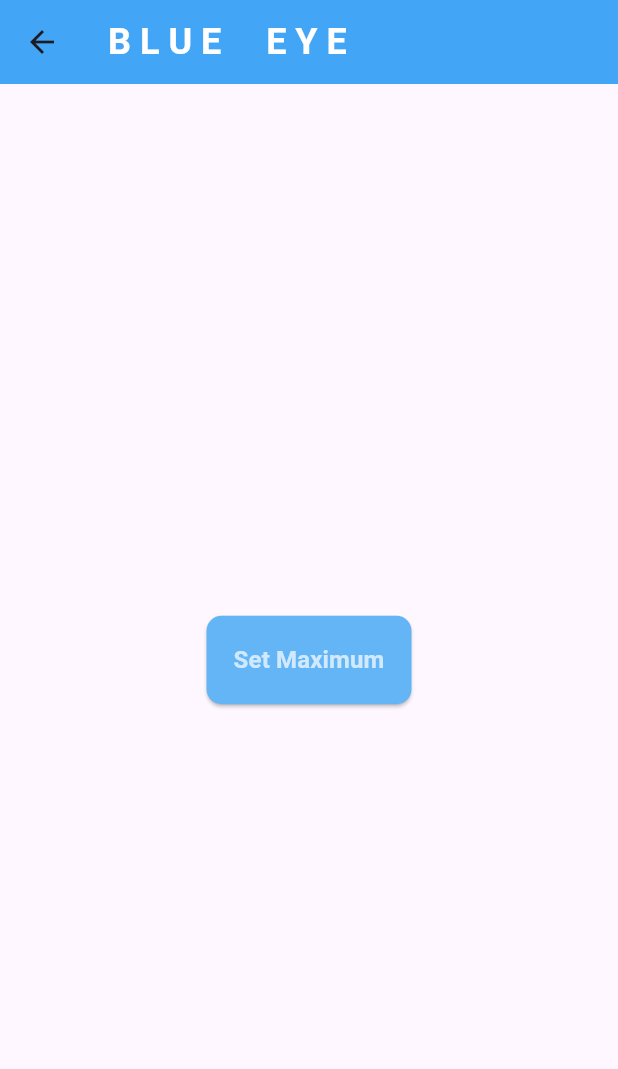
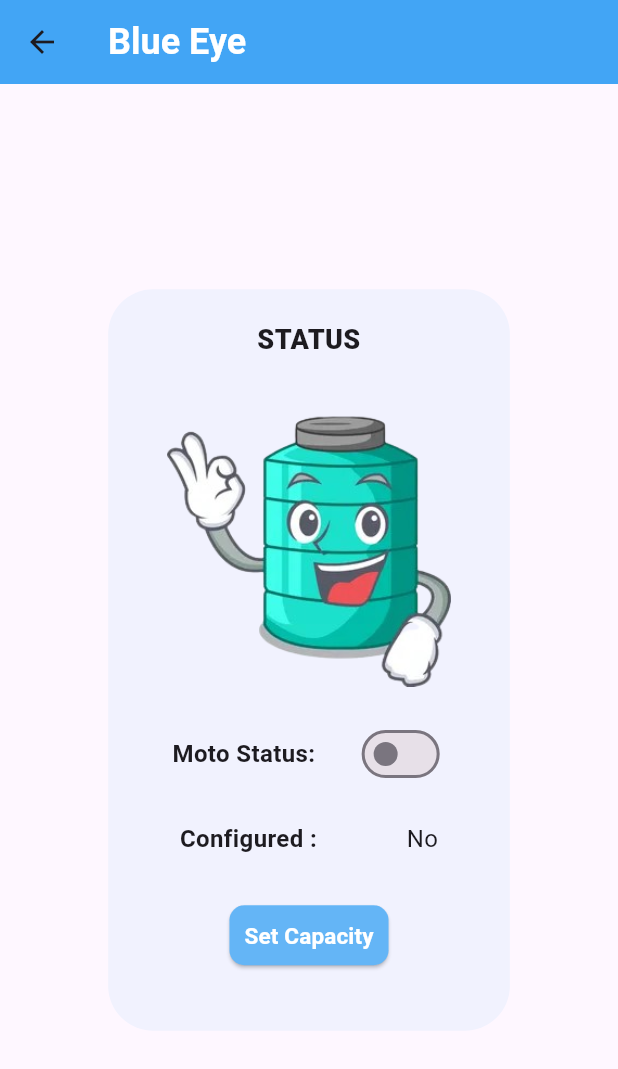
Before and after one commit to Mahendran-Murugan/Blue-Eye-Flutter, a Flutter app: the screen it shows after launch, after a tap on "Get Started", on a phone screen of 412 x 824 dp. Shown: the top 1069 px of the screen. Run offline on Flutter 3.47's test engine with Material 3 defaults, Android fonts, the light colour scheme and no system bars; our stand-ins replace firebase_core, firebase_database, percent_indicator; accounts and stored records are empty.

Commit message:
feat: add pre final commit

```diff
--- a/lib/main.dart
+++ b/lib/main.dart
@@ -1,6 +1,7 @@
 import 'package:firebase_core/firebase_core.dart';
 import 'package:flutter/material.dart';
 import 'package:water_level_management_system/routes/constant.dart';
+import 'package:water_level_management_system/views/info_screen.dart';
 import 'package:water_level_management_system/views/progress.dart';
 import 'package:water_level_management_system/views/splash_screen.dart';
 
@@ -25,6 +26,7 @@ class MyApp extends StatelessWidget {
       routes: {
         splashRoute: (context) => const SplashScreen(),
         progressRoute: (context) => const Progress(),
+        infoRoute: (context) => const InfoPage(),
       },
     );
   }
--- a/lib/routes/constant.dart
+++ b/lib/routes/constant.dart
@@ -1,2 +1,3 @@
 const splashRoute = '/splash/';
 const progressRoute = '/progress/';
+const infoRoute = '/info/';
--- /dev/null
+++ b/lib/views/info_screen.dart
@@ -0,0 +1,223 @@
+import 'dart:developer';
+
+import 'package:firebase_core/firebase_core.dart';
+import 'package:firebase_database/firebase_database.dart';
+import 'package:flutter/material.dart';
+import 'package:water_level_management_system/routes/constant.dart';
+
+class InfoPage extends StatefulWidget {
+  const InfoPage({super.key});
+
+  @override
+  State<InfoPage> createState() => _InfoPageState();
+}
+
+class _InfoPageState extends State<InfoPage> {
+  final Future<FirebaseApp> _fbaseApp = Firebase.initializeApp();
+  final DatabaseReference _dbRef =
+      FirebaseDatabase.instance.ref().child('Sensor');
+
+  int current = 0;
+  int capacity = 0;
+  double calculatedValue = 0;
+  double percentage = 0;
+  bool motorStatus = false;
+  bool isConfigured = false;
+
+  double calculateValue() {
+    return (100 - ((current / capacity) * 100)) / 100;
+  }
+
+  void setOnce() {
+    setState(() {
+      capacity = current;
+      _dbRef.child('max_val').set(capacity);
+    });
+    Navigator.of(context).pushNamed(progressRoute);
+  }
+
+  @override
+  Widget build(BuildContext context) {
+    _dbRef.child("ultra_data").onValue.listen(
+      (event) {
+        setState(() {
+          current = event.snapshot.value as int;
+          calculatedValue = calculateValue();
+          percentage = (calculatedValue * 100);
+        });
+        log("Current is : $current\nCalculated Value is: $calculatedValue\nPercentage is: $percentage\nCapacity is: $capacity");
+      },
+    );
+    _dbRef.child("motor_status").onValue.listen(
+      (event) {
+        setState(() {
+          motorStatus = event.snapshot.value as bool;
+        });
+      },
+    );
+    _dbRef.child("configured").onValue.listen(
+      (event) {
+        setState(() {
+          isConfigured = event.snapshot.value as bool;
+        });
+      },
+    );
+
+    Size size = MediaQuery.of(context).size;
+
+    return Scaffold(
+      appBar: AppBar(
+        backgroundColor: Colors.blue[400],
+        title: const Text(
+          "Blue Eye",
+          style: TextStyle(
+            color: Colors.white,
+            fontWeight: FontWeight.bold,
+            fontSize: 24,
+          ),
+        ),
+      ),
+      body: Container(
+        alignment: Alignment.center,
+        child: FutureBuilder(
+          future: _fbaseApp,
+          builder: (context, snapshot) {
+            if (snapshot.hasError) {
+              return const Text(
+                "Connection Error..!",
+                style: TextStyle(),
+              );
+            } else if (snapshot.hasData) {
+              return Container(
+                height: size.height * 0.6,
+                width: size.width * 0.65,
+                padding: const EdgeInsets.all(20),
+                decoration: BoxDecoration(
+                  color: Colors.blue.shade100.withOpacity(0.2),
+                  borderRadius: BorderRadius.circular(30),
+                ),
+                child: Column(
+                  mainAxisAlignment: MainAxisAlignment.spaceAround,
+                  children: [
+                    const Text(
+                      "STATUS",
+                      textAlign: TextAlign.center,
+                      style: TextStyle(
+                        fontWeight: FontWeight.w800,
+                        fontSize: 18,
+                      ),
+                    ),
+                    SizedBox(
+                      height: size.height * 0.04,
+                    ),
+                    Image.asset(
+                      'images/assets/tank_animated.png',
+                      width: size.width * 0.46,
+                    ),
+                    SizedBox(
+                      height: size.height * 0.02,
+                    ),
+                    Row(
+                      mainAxisAlignment: MainAxisAlignment.spaceEvenly,
+                      children: [
+                        const Text(
+                          "Moto Status: ",
+                          style: TextStyle(
+                            fontWeight: FontWeight.bold,
+                            fontSize: 16,
+                          ),
+                        ),
+                        Switch.adaptive(
+                          value: motorStatus,
+                          onChanged: (value) {
+                            motorStatus = value;
+                            _dbRef.child("motor_status").set(motorStatus);
+                          },
+                        )
+                      ],
+                    ),
+                    SizedBox(
+                      height: size.height * 0.02,
+                    ),
+                    Row(
+                      mainAxisAlignment: MainAxisAlignment.spaceAround,
+                      children: [
+                        const Text(
+                          "Configured : ",
+                          style: TextStyle(
+                            fontWeight: FontWeight.bold,
+                            fontSize: 16,
+                          ),
+                        ),
+                        Text(
+                          isConfigured ? "Yes" : "No",
+                          textAlign: TextAlign.start,
+                          style: const TextStyle(
+                            fontSize: 16,
+                          ),
+                        ),
+                      ],
+                    ),
+                    SizedBox(
+                      height: size.height * 0.03,
+                    ),
+                    (capacity != 0)
+                        ? ElevatedButton(
+                            onPressed: () => {
+                              Navigator.of(context).pushNamed(progressRoute)
+                            },
+                            style: ElevatedButton.styleFrom(
+                              backgroundColor: Colors.blue[300],
+                              padding:
+                                  const EdgeInsets.symmetric(horizontal: 10),
+                              shape: const RoundedRectangleBorder(
+                                borderRadius: BorderRadius.all(
+                                  Radius.circular(10),
+                                ),
+                              ),
+                            ),
+                            child: const Text(
+                              "View Details",
+                              style: TextStyle(
+                                color: Colors.white,
+                                fontWeight: FontWeight.bold,
+                                fontSize: 15,
+                              ),
+                            ),
+                          )
+                        : ElevatedButton(
+                            onPressed: () => setOnce(),
+                            style: ElevatedButton.styleFrom(
+                              backgroundColor: Colors.blue[300],
+                              padding:
+                                  const EdgeInsets.symmetric(horizontal: 10),
+                              shape: const RoundedRectangleBorder(
+                                borderRadius: BorderRadius.all(
+                                  Radius.circular(10),
+                                ),
+                              ),
+                            ),
+                            child: const Text(
+                              "Set Capacity",
+                              style: TextStyle(
+                                color: Colors.white,
+                                fontWeight: FontWeight.bold,
+                                fontSize: 15,
+                              ),
+                            ),
+                          ),
+                    SizedBox(
+                      height: size.height * 0.02,
+                    ),
+                  ],
+                ),
+              );
+            } else {
+              return const CircularProgressIndicator();
+            }
+          },
+        ),
+      ),
+    );
+  }
+}
--- a/lib/views/splash_screen.dart
+++ b/lib/views/splash_screen.dart
@@ -13,6 +13,7 @@ class SplashScreen extends StatelessWidget {
         child: Padding(
           padding: const EdgeInsets.symmetric(horizontal: 30),
           child: Column(
+            mainAxisAlignment: MainAxisAlignment.center,
             children: [
               SizedBox(
                 height: size.height * 0.1,
@@ -87,11 +88,11 @@ class SplashScreen extends StatelessWidget {
                 ],
               ),
               SizedBox(
-                height: size.height * 0.25,
+                height: size.height * 0.1,
               ),
               GestureDetector(
                 onTap: () => Navigator.of(context).pushNamed(
-                  progressRoute,
+                  infoRoute,
                 ),
                 child: Container(
                   height: 65,
--- a/pubspec.yaml
+++ b/pubspec.yaml
@@ -38,6 +38,7 @@ dependencies:
   percent_indicator: ^4.2.3
   firebase_core: ^2.29.0
   firebase_database: ^10.5.1
+  toggle_switch: ^2.3.0
 
 dev_dependencies:
   flutter_test:
```
Also changed, not shown: lib/views/progress.dart (+99 -17 lines), images/assets/tank_animated.png (added), pubspec.lock.
